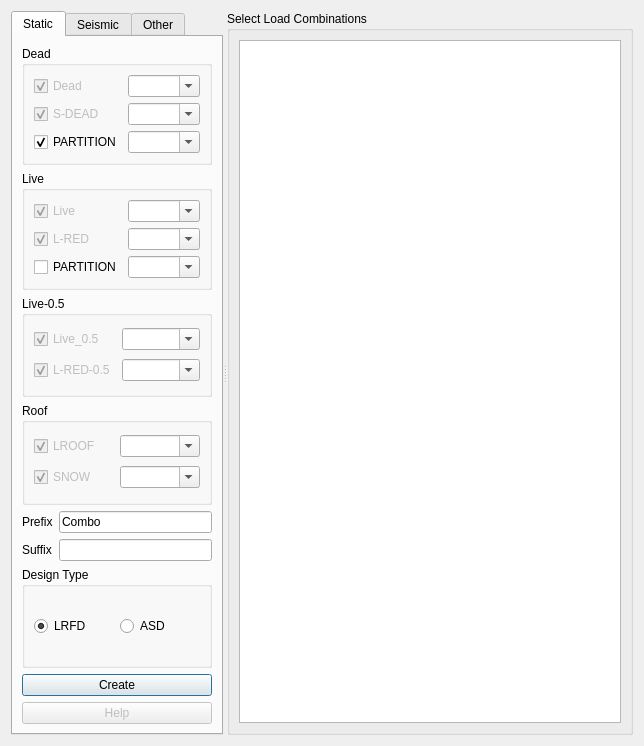
ebrahimraeyat/civilTools, file widgets/define/create_load_combinations.ui: the form before one commit.
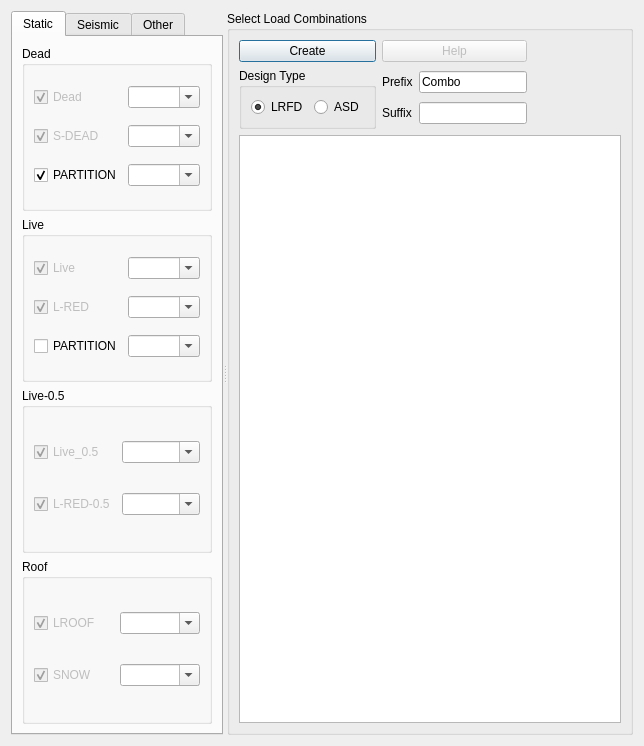
The form after the commit. Icons and pictures are not drawn.

Commit message: view load combinations in qtreeview

What changed in the file:
```diff
--- a/widgets/define/create_load_combinations.ui
+++ b/widgets/define/create_load_combinations.ui
@@ -283,85 +283,6 @@
           </layout>
          </widget>
         </item>
-        <item>
-         <layout class="QGridLayout" name="gridLayout_5">
-          <item row="0" column="0">
-           <widget class="QLabel" name="label_3">
-            <property name="text">
-             <string>Prefix</string>
-            </property>
-           </widget>
-          </item>
-          <item row="0" column="1">
-           <widget class="QLineEdit" name="prefix">
-            <property name="text">
-             <string>Combo</string>
-            </property>
-           </widget>
-          </item>
-          <item row="1" column="0">
-           <widget class="QLabel" name="label_4">
-            <property name="text">
-             <string>Suffix</string>
-            </property>
-           </widget>
-          </item>
-          <item row="1" column="1">
-           <widget class="QLineEdit" name="suffix">
-            <property name="text">
-             <string/>
-            </property>
-           </widget>
-          </item>
-         </layout>
-        </item>
-        <item>
-         <widget class="QGroupBox" name="groupBox_9">
-          <property name="title">
-           <string>Design Type</string>
-          </property>
-          <layout class="QHBoxLayout" name="horizontalLayout_2">
-           <item>
-            <widget class="QRadioButton" name="lrfd">
-             <property name="text">
-              <string>LRFD</string>
-             </property>
-             <property name="checked">
-              <bool>true</bool>
-             </property>
-            </widget>
-           </item>
-           <item>
-            <widget class="QRadioButton" name="asd">
-             <property name="text">
-              <string>ASD</string>
-             </property>
-            </widget>
-           </item>
-          </layout>
-         </widget>
-        </item>
-        <item>
-         <widget class="QPushButton" name="create_button">
-          <property name="text">
-           <string>Create</string>
-          </property>
-         </widget>
-        </item>
-        <item>
-         <widget class="QPushButton" name="help">
-          <property name="enabled">
-           <bool>false</bool>
-          </property>
-          <property name="text">
-           <string>Help</string>
-          </property>
-          <property name="icon">
-           <iconset resource="../../civiltools.qrc">
-            <normaloff>:/civiltools/images/help.png</normaloff>:/civiltools/images/help.png</iconset>
-          </property>
-         </widget>
-        </item>
        </layout>
       </widget>
       <widget class="QWidget" name="tab_2">
@@ -638,9 +559,120 @@
       <property name="title">
        <string>Select Load Combinations</string>
       </property>
-      <layout class="QHBoxLayout" name="horizontalLayout">
-       <item>
-        <widget class="QListWidget" name="load_combinations_list"/>
+      <layout class="QGridLayout" name="gridLayout_6">
+       <item row="0" column="0">
+        <widget class="QPushButton" name="create_button">
+         <property name="text">
+          <string>Create</string>
+         </property>
+        </widget>
+       </item>
+       <item row="0" column="1">
+        <widget class="QPushButton" name="help">
+         <property name="enabled">
+          <bool>false</bool>
+         </property>
+         <property name="text">
+          <string>Help</string>
+         </property>
+         <property name="icon">
+          <iconset resource="../../civiltools.qrc">
+           <normaloff>:/civiltools/images/help.png</normaloff>:/civiltools/images/help.png</iconset>
+         </property>
+        </widget>
+       </item>
+       <item row="0" column="2" rowspan="2">
+        <spacer name="horizontalSpacer">
+         <property name="orientation">
+          <enum>Qt::Horizontal</enum>
+         </property>
+         <property name="sizeHint" stdset="0">
+          <size>
+           <width>38</width>
+           <height>78</height>
+          </size>
+         </property>
+        </spacer>
+       </item>
+       <item row="1" column="0">
+        <widget class="QGroupBox" name="groupBox_9">
+         <property name="title">
+          <string>Design Type</string>
+         </property>
+         <layout class="QHBoxLayout" name="horizontalLayout_2">
+          <item>
+           <widget class="QRadioButton" name="lrfd">
+            <property name="text">
+             <string>LRFD</string>
+            </property>
+            <property name="checked">
+             <bool>true</bool>
+            </property>
+           </widget>
+          </item>
+          <item>
+           <widget class="QRadioButton" name="asd">
+            <property name="text">
+             <string>ASD</string>
+            </property>
+           </widget>
+          </item>
+         </layout>
+        </widget>
+       </item>
+       <item row="1" column="1">
+        <layout class="QGridLayout" name="gridLayout_5">
+         <item row="0" column="0">
+          <widget class="QLabel" name="label_3">
+           <property name="text">
+            <string>Prefix</string>
+           </property>
+          </widget>
+         </item>
+         <item row="0" column="1">
+          <widget class="QLineEdit" name="prefix">
+           <property name="text">
+            <string>Combo</string>
+           </property>
+          </widget>
+         </item>
+         <item row="1" column="0">
+          <widget class="QLabel" name="label_4">
+           <property name="text">
+            <string>Suffix</string>
+           </property>
+          </widget>
+         </item>
+         <item row="1" column="1">
+          <widget class="QLineEdit" name="suffix">
+           <property name="text">
+            <string/>
+           </property>
+          </widget>
+         </item>
+        </layout>
+       </item>
+       <item row="2" column="0" colspan="3">
+        <widget class="QTreeView" name="load_combinations_view">
+         <property name="alternatingRowColors">
+          <bool>false</bool>
+         </property>
+         <property name="selectionMode">
+          <enum>QAbstractItemView::ExtendedSelection</enum>
+         </property>
+         <property name="selectionBehavior">
+          <enum>QAbstractItemView::SelectItems</enum>
+         </property>
+         <property name="uniformRowHeights">
+          <bool>true</bool>
+         </property>
+         <property name="animated">
+          <bool>false</bool>
+         </property>
+         <attribute name="headerHighlightSections">
+          <bool>false</bool>
+         </attribute>
+        </widget>
        </item>
       </layout>
      </widget>
```
The commit also changes 4 other files.
